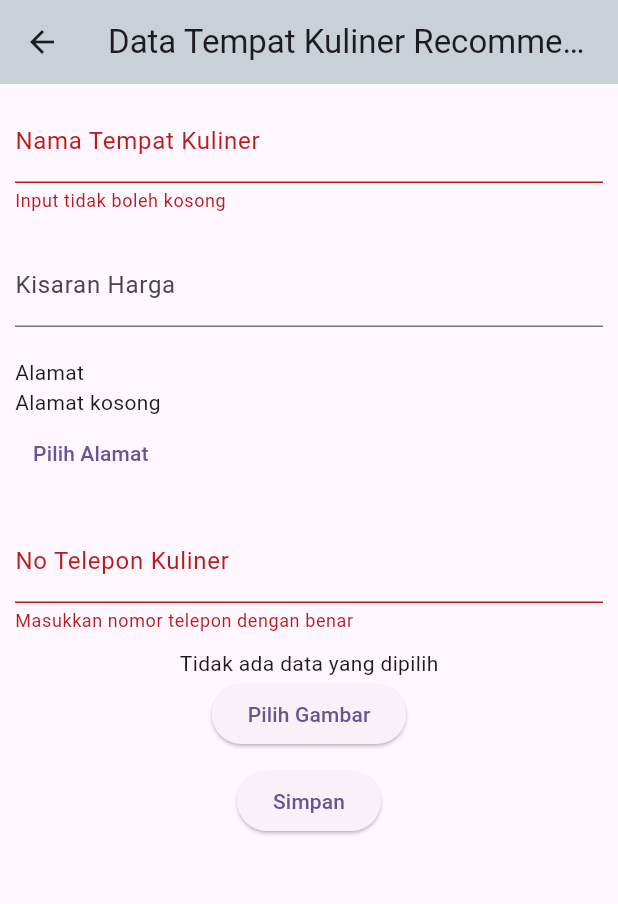
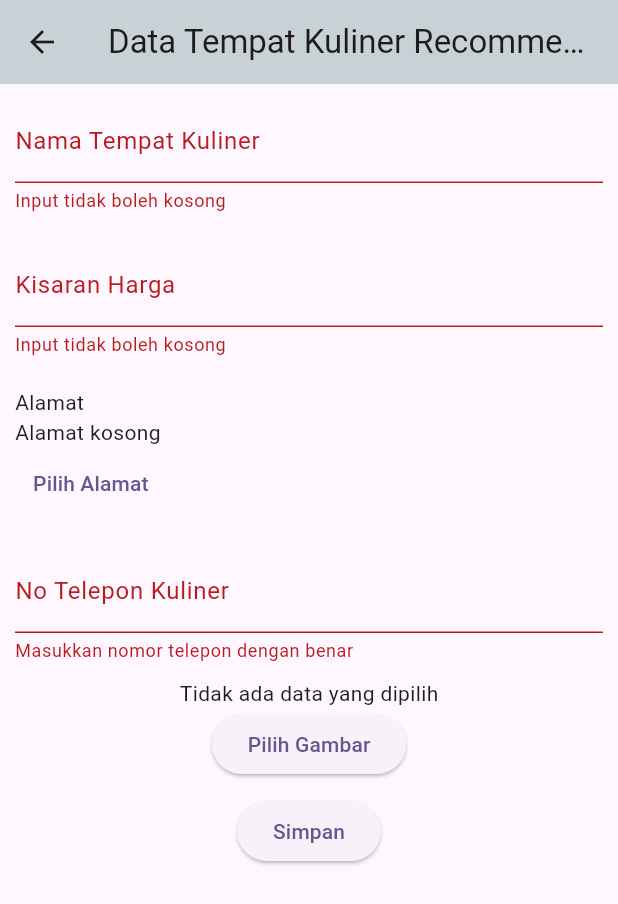
Before and after one commit to Oktaviko/ExerciseKuliner_066, a Flutter app: the FormKuliner screen opened directly, after a tap on "Simpan", on a phone screen of 412 x 824 dp. Shown: the top 904 px of the screen. Run offline on Flutter 3.47's test engine with Material 3 defaults, Android fonts, the phone set to English and light mode, and no system bars; our stand-ins replace geocoding, geolocator, google_maps_flutter, image_picker; network calls fail.

```diff
--- a/lib/screen/form_screen.dart
+++ b/lib/screen/form_screen.dart
@@ -64,8 +64,6 @@ class _FormKulinerState extends State<FormKuliner> {
                   validator: (value) {
                     if (value!.isEmpty) {
                       return "Input tidak boleh kosong";
-                    } else if (!RegExp(r'^[a-zA-Z0-9]+$').hasMatch(value)) {
-                      return "Hanya boleh memasukkan huruf (a-z, A-Z) dan angka (0-9)";
                     }
                     return null;
                   },
@@ -78,6 +76,12 @@ class _FormKulinerState extends State<FormKuliner> {
                       labelText: "Kisaran Harga",
                       hintText: "Masukkan Kisaran Harga"),
                   controller: _hargaController,
+                  validator: (value) {
+                    if (value!.isEmpty) {
+                      return "Input tidak boleh kosong";
+                    }
+                    return null;
+                  },
                 ),
               ),
               Container(
```
